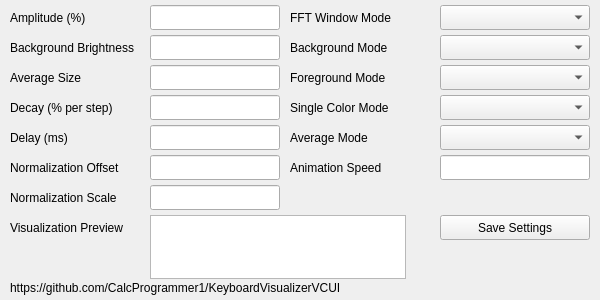
Qt form KeyboardVisualizerQT/keyboardvisualizer.ui (CalcProgrammer1/KeyboardVisualizer) before a commit.
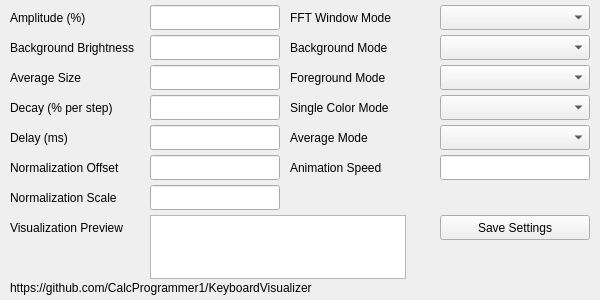
The same form after that commit.

Commit message: Update GitHub Project URL

Diff of the .ui file:
```diff
--- a/KeyboardVisualizerQT/keyboardvisualizer.ui
+++ b/KeyboardVisualizerQT/keyboardvisualizer.ui
@@ -386,7 +386,7 @@
      </rect>
     </property>
     <property name="text">
-     <string>https://github.com/CalcProgrammer1/KeyboardVisualizerVCUI</string>
+     <string>https://github.com/CalcProgrammer1/KeyboardVisualizer</string>
     </property>
    </widget>
   </widget>
```
The commit also changes 1 other file.
